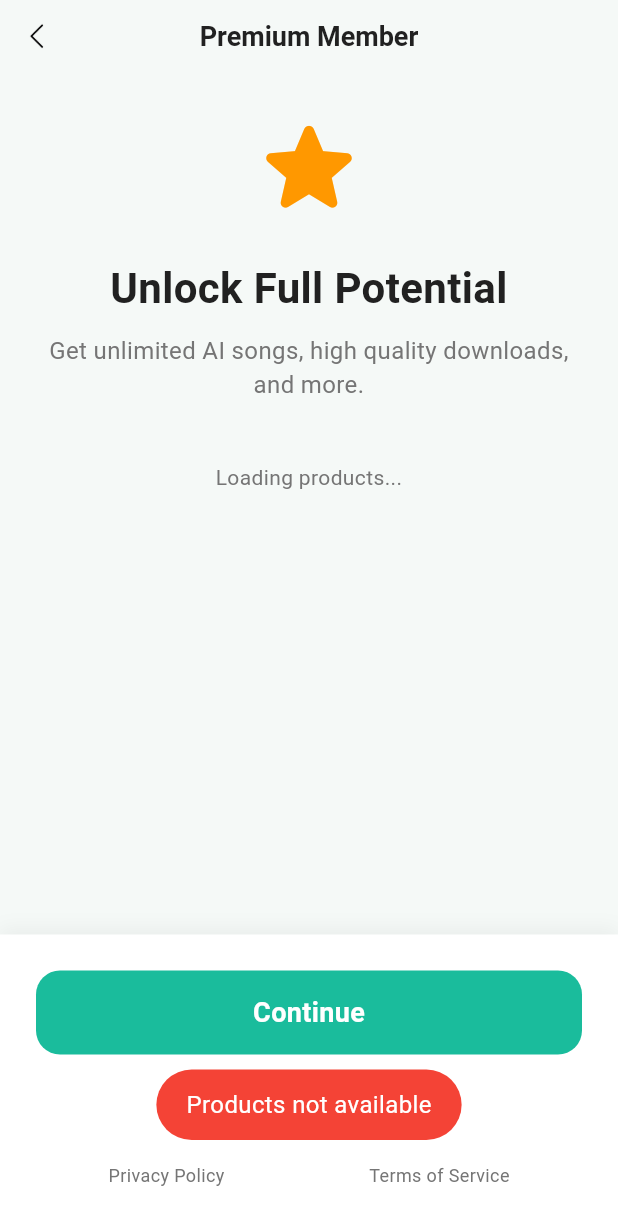
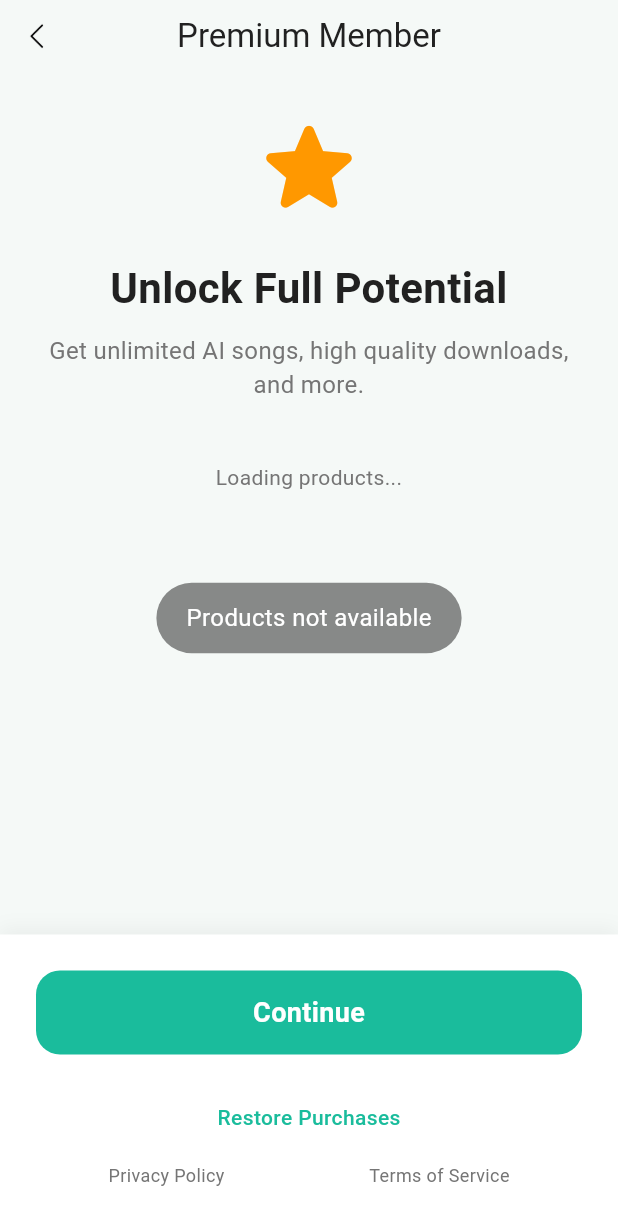
Before and after one commit to hymanliu2015/sonoul, a Flutter app: the MemberPage screen opened by its route, after a tap on "Continue", on a phone screen of 412 x 824 dp. Shown: the top 1225 px of the screen. Run offline on Flutter 3.47's test engine with Material 3 defaults, Android fonts, the phone set to English and light mode, and no system bars; our stand-ins replace audioplayers, dio, fluttertoast, get, in_app_purchase, in_app_review and 8 more; missing offline and left inert: record; accounts and stored records are empty; network calls fail; statements that could not run were skipped.

Commit message:
简单优化

```diff
--- a/lib/features/member/member_controller.dart
+++ b/lib/features/member/member_controller.dart
@@ -4,7 +4,6 @@
 import 'package:in_app_purchase/in_app_purchase.dart';
 import 'package:sonoul/features/dash/dash_controller.dart';
 import 'package:sonoul/utils/toast_util.dart';
-import 'package:fluttertoast/fluttertoast.dart';
 import 'package:supabase_flutter/supabase_flutter.dart';
 
 class MemberController extends GetxController {
@@ -17,8 +16,6 @@
 
   RxList<ProductDetails> products = <ProductDetails>[].obs;
 
-
-  // Example product IDs
   // Product IDs
   final Set<String> _kIds = <String>{
     'sonoul_week',
@@ -80,11 +77,11 @@
         buyProduct(product);
       } else {
         isPurchasing.value = false;
-        ToastUtils.shotToast('Products not available', Toast.LENGTH_SHORT, ToastGravity.BOTTOM, Colors.red, Colors.white);
+        ToastUtils.shotToast('Products not available');
       }
     } else {
       isPurchasing.value = false;
-      ToastUtils.shotToast('Products not available', Toast.LENGTH_SHORT, ToastGravity.BOTTOM, Colors.red, Colors.white);
+      ToastUtils.shotToast('Products not available');
     }
   }
 
@@ -104,7 +101,7 @@
       } else {
         if (purchaseDetails.status == PurchaseStatus.error) {
           // Handle error
-          ToastUtils.shotToast('Purchase failed', Toast.LENGTH_SHORT, ToastGravity.BOTTOM, Colors.red, Colors.white);
+          ToastUtils.shotToast('Purchase failed');
           isPurchasing.value = false;
         } else if (purchaseDetails.status == PurchaseStatus.purchased ||
             purchaseDetails.status == PurchaseStatus.restored) {
--- a/lib/features/member/member_page.dart
+++ b/lib/features/member/member_page.dart
@@ -16,15 +16,7 @@
     return Scaffold(
       backgroundColor: AppColors.background,
       appBar: const CustomAppbar(
-        title: Text(
-          'Premium Member',
-          style: TextStyle(
-            color: AppColors.textPrimary,
-            fontSize: 18,
-            fontWeight: FontWeight.bold,
-          ),
-        ),
-        backgroundColor: Colors.transparent,
+        text: 'Premium Member',
       ),
       body: Obx(() {
         return Stack(
@@ -150,11 +142,6 @@
                 ),
               ],
             ),
-            if (controller.isPurchasing.value)
-              Container(
-                color: Colors.black.withValues(alpha: 0.2),
-                child: const Center(child: LoadingHelper()),
-              ),
           ],
         );
       }),
--- a/pubspec.yaml
+++ b/pubspec.yaml
@@ -16,7 +16,7 @@
 # https://developer.apple.com/library/archive/documentation/General/Reference/InfoPlistKeyReference/Articles/CoreFoundationKeys.html
 # In Windows, build-name is used as the major, minor, and patch parts
 # of the product and file versions while build-number is used as the build suffix.
-version: 1.0.0+4
+version: 1.0.1+5
 
 environment:
   sdk: ^3.10.1
```
Also changed, not shown: lib/features/dash/dash_controller.dart (+12 -6 lines), lib/features/dash/dash_page.dart (+0 -14 lines), 1 other file.
